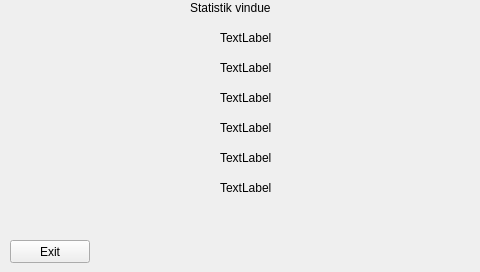
Old version of the form GUI/statistik.ui in the repository EITPRJ3/GUI_Software.
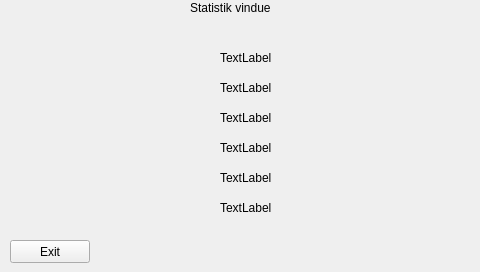
New version of the form.

```diff
--- a/GUI/statistik.ui
+++ b/GUI/statistik.ui
@@ -30,7 +30,7 @@
    <property name="geometry">
     <rect>
      <x>30</x>
-     <y>30</y>
+     <y>50</y>
      <width>181</width>
      <height>181</height>
     </rect>
@@ -43,7 +43,7 @@
    <property name="geometry">
     <rect>
      <x>220</x>
-     <y>30</y>
+     <y>50</y>
      <width>271</width>
      <height>16</height>
     </rect>
@@ -56,7 +56,7 @@
    <property name="geometry">
     <rect>
      <x>220</x>
-     <y>60</y>
+     <y>80</y>
      <width>271</width>
      <height>16</height>
     </rect>
@@ -69,7 +69,7 @@
    <property name="geometry">
     <rect>
      <x>220</x>
-     <y>120</y>
+     <y>140</y>
      <width>271</width>
      <height>16</height>
     </rect>
@@ -82,7 +82,7 @@
    <property name="geometry">
     <rect>
      <x>220</x>
-     <y>90</y>
+     <y>110</y>
      <width>271</width>
      <height>16</height>
     </rect>
@@ -95,7 +95,7 @@
    <property name="geometry">
     <rect>
      <x>220</x>
-     <y>150</y>
+     <y>170</y>
      <width>271</width>
      <height>16</height>
     </rect>
@@ -108,7 +108,7 @@
    <property name="geometry">
     <rect>
      <x>190</x>
-     <y>60</y>
+     <y>80</y>
      <width>16</width>
      <height>16</height>
     </rect>
@@ -121,7 +121,7 @@
    <property name="geometry">
     <rect>
      <x>190</x>
-     <y>90</y>
+     <y>110</y>
      <width>16</width>
      <height>16</height>
     </rect>
@@ -134,7 +134,7 @@
    <property name="geometry">
     <rect>
      <x>190</x>
-     <y>120</y>
+     <y>140</y>
      <width>16</width>
      <height>16</height>
     </rect>
@@ -147,7 +147,7 @@
    <property name="geometry">
     <rect>
      <x>190</x>
-     <y>30</y>
+     <y>50</y>
      <width>16</width>
      <height>16</height>
     </rect>
@@ -160,7 +160,7 @@
    <property name="geometry">
     <rect>
      <x>190</x>
-     <y>150</y>
+     <y>170</y>
      <width>16</width>
      <height>16</height>
     </rect>
@@ -173,7 +173,7 @@
    <property name="geometry">
     <rect>
      <x>220</x>
-     <y>180</y>
+     <y>200</y>
      <width>241</width>
      <height>16</height>
     </rect>
```
